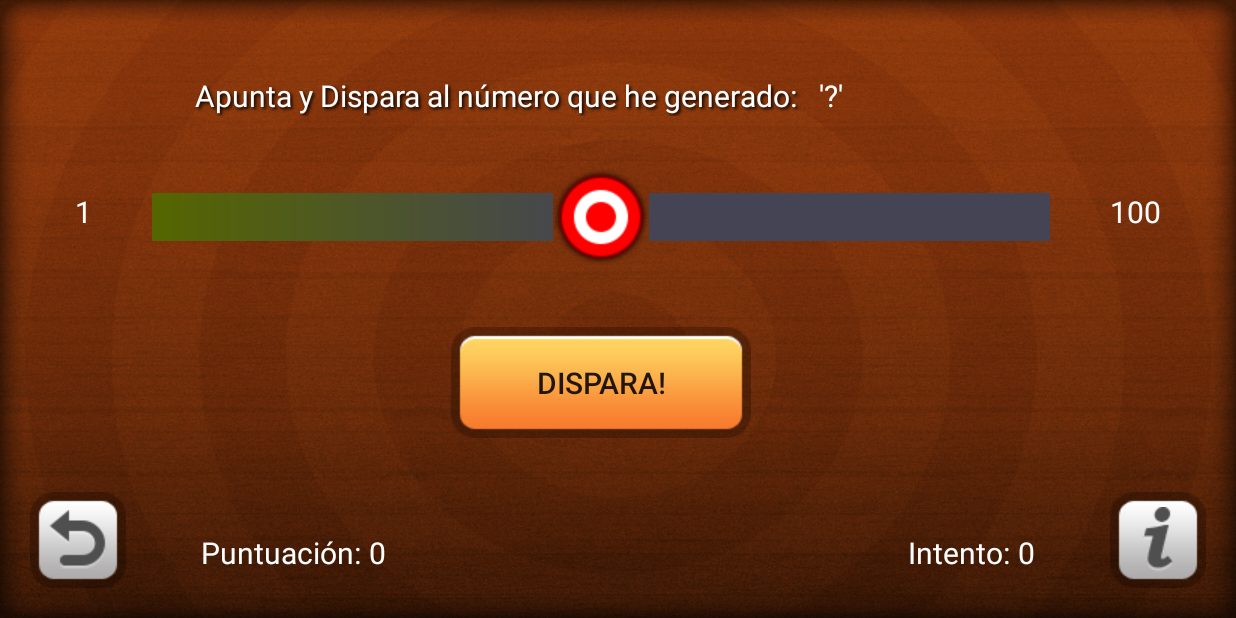
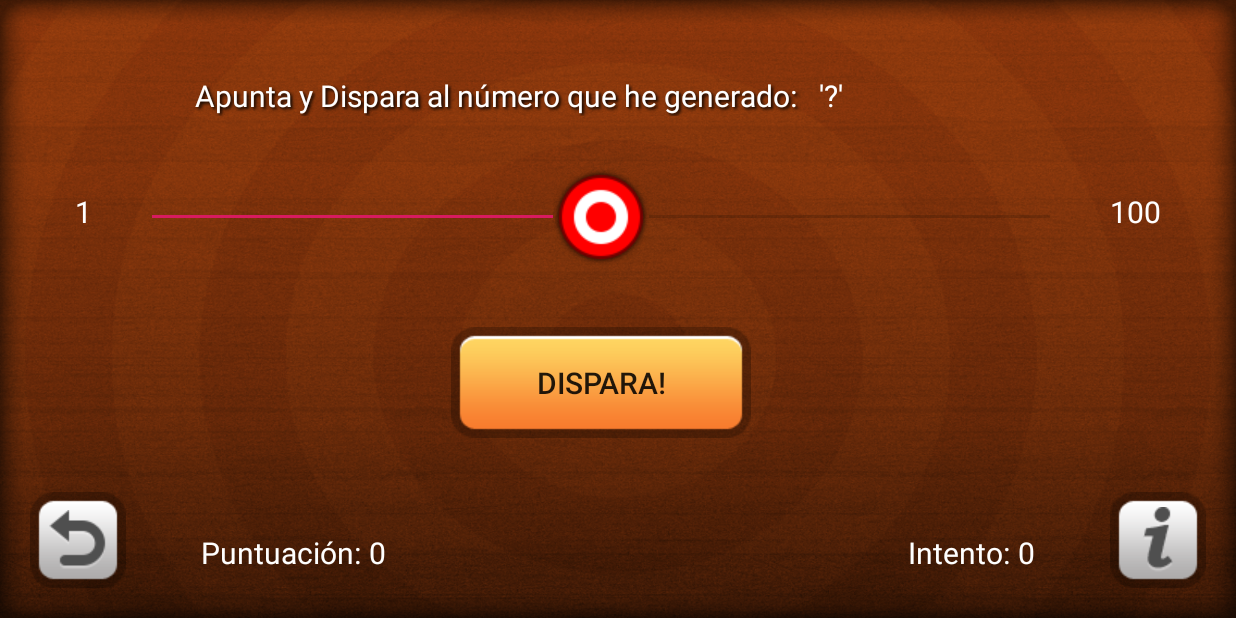
Before and after one commit to adolfodelarosamovil/TiroAlBlanco, an Android app: the screen it shows after launch (MainActivity), on a phone screen of 824 x 412 dp (held sideways). Run offline under Robolectric (Android 15) with nearby library versions, the phone set to English and light mode, and no system bars; Roboto replaces fonts that are not available here.

Commit message:
Fallo en mi movil

```diff
--- a/app/src/main/java/com/adp/tiroalblanco/MainActivity.java
+++ b/app/src/main/java/com/adp/tiroalblanco/MainActivity.java
@@ -56,8 +56,8 @@ public class MainActivity extends AppCompatActivity {
         number_random_txt = findViewById(R.id.numero_aleatorio);
         points_txt = findViewById(R.id.points);
         round_txt = findViewById(R.id.rounds);
-        title_popup_txt = findViewById(R.id.title_popup);
-        message_popup_txt = findViewById(R.id.message_popup);
+        //title_popup_txt = findViewById(R.id.title_popup);
+        //message_popup_txt = findViewById(R.id.message_popup);
         simpleSeekBar=(SeekBar)findViewById(R.id.seek_bar);
     }
 
--- a/app/src/main/res/layout/activity_main.xml
+++ b/app/src/main/res/layout/activity_main.xml
@@ -82,7 +82,6 @@
         android:paddingRight="30dp"
         android:progress="50"
         android:thumb="@drawable/slider_thumb_normal"
-        android:progressDrawable="@drawable/custom_progress"
         app:layout_constraintEnd_toStartOf="@+id/valor_superior"
         app:layout_constraintStart_toEndOf="@+id/valor_inferior"
         app:layout_constraintTop_toBottomOf="@+id/instruccion" />
```
